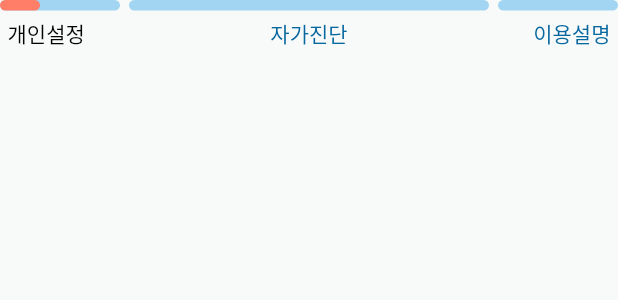
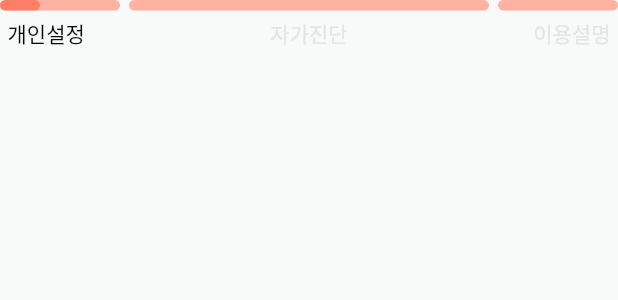
Before and after one commit to Nein-to-Sick/HARU-old, a Flutter app: the AnimatedProgressBar widget shown alone on an empty page, opened directly, on a phone screen of 412 x 824 dp. Shown: the top 300 px of the screen. Run offline on Flutter 3.47's test engine with Material 2 defaults, Android fonts, the phone set to English and light mode, and no system bars; drawn by our look-alikes of flutter_animation_progress_bar; our stand-ins replace cloud_firestore, custom_radio_grouped_button, firebase_auth, firebase_core, flutter_toggle_tab, google_sign_in and 3 more; missing offline and left inert: wrapped_korean_text; accounts and stored records are empty.

Commit message:
Theme temp update
needs to modify

```diff
--- a/lib/components/animated_step_progress_indidator.dart
+++ b/lib/components/animated_step_progress_indidator.dart
@@ -1,3 +1,4 @@
+import 'package:cap_stone_project/Theme/color_schemes.g.dart';
 import 'package:cap_stone_project/pages/self_diagnosis/provider/self_diagnosis_model.dart';
 import 'package:flutter/material.dart';
 import 'package:flutter_animation_progress_bar/flutter_animation_progress_bar.dart';
@@ -34,8 +35,8 @@ class AnimatedProgressBar extends StatelessWidget {
                 maxValue: 100,
                 size: 7,
                 animatedDuration: const Duration(milliseconds: 300),
-                backgroundColor: Theme.of(context).colorScheme.secondary,
-                progressColor: Theme.of(context).colorScheme.primary,
+                backgroundColor: HARUTheme.HARUPrimary.shade200,
+                progressColor: HARUTheme.HARUPrimary,
               ),
             ),
             const SizedBox(
@@ -52,8 +53,8 @@ class AnimatedProgressBar extends StatelessWidget {
                 maxValue: 100,
                 size: 7,
                 animatedDuration: const Duration(milliseconds: 300),
-                backgroundColor: Theme.of(context).colorScheme.secondary,
-                progressColor: Theme.of(context).colorScheme.primary,
+                backgroundColor: HARUTheme.HARUPrimary.shade200,
+                progressColor: HARUTheme.HARUPrimary,
               ),
             ),
             const SizedBox(
@@ -70,8 +71,8 @@ class AnimatedProgressBar extends StatelessWidget {
                 maxValue: 100,
                 size: 7,
                 animatedDuration: const Duration(milliseconds: 400),
-                backgroundColor: Theme.of(context).colorScheme.secondary,
-                progressColor: Theme.of(context).colorScheme.primary,
+                backgroundColor: HARUTheme.HARUPrimary.shade200,
+                progressColor: HARUTheme.HARUPrimary,
               ),
             )
           ],
@@ -89,9 +90,7 @@ class AnimatedProgressBar extends StatelessWidget {
               AnimatedDefaultTextStyle(
                 duration: const Duration(milliseconds: 300),
                 style: TextStyle(
-                  color: (stage == 0)
-                      ? Colors.black
-                      : Theme.of(context).colorScheme.tertiary,
+                  color: (stage == 0) ? Colors.black : Color(0xFFE4E4E4),
                 ),
                 child: const Text(
                   '개인설정',
@@ -101,9 +100,7 @@ class AnimatedProgressBar extends StatelessWidget {
               AnimatedDefaultTextStyle(
                 duration: const Duration(milliseconds: 300),
                 style: TextStyle(
-                  color: (stage == 1)
-                      ? Colors.black
-                      : Theme.of(context).colorScheme.tertiary,
+                  color: (stage == 1) ? Colors.black : Color(0xFFE4E4E4),
                 ),
                 child: const Text(
                   '자가진단',
@@ -113,9 +110,7 @@ class AnimatedProgressBar extends StatelessWidget {
               AnimatedDefaultTextStyle(
                 duration: const Duration(milliseconds: 300),
                 style: TextStyle(
-                  color: (stage == 2)
-                      ? Colors.black
-                      : Theme.of(context).colorScheme.tertiary,
+                  color: (stage == 2) ? Colors.black : Color(0xFFE4E4E4),
                 ),
                 child: const Text(
                   '이용설명',
--- a/lib/pages/self_diagnosis/user_info_pages/user_body_info.dart
+++ b/lib/pages/self_diagnosis/user_info_pages/user_body_info.dart
@@ -1,3 +1,4 @@
+import 'package:cap_stone_project/Theme/color_schemes.g.dart';
 import 'package:cap_stone_project/pages/self_diagnosis/provider/user_info_model.dart';
 import 'package:flutter/material.dart';
 import 'package:provider/provider.dart';
@@ -70,7 +71,7 @@ class BodyInfo extends StatelessWidget {
                 ),
                 borderRadius: BorderRadius.circular(50),
               ),
-              fillColor: Theme.of(context).colorScheme.tertiary,
+              fillColor: HARUTheme.lightColorScheme.background,
               filled: true,
               hintText: '신장',
               hintStyle: const TextStyle(
@@ -148,7 +149,7 @@ class BodyInfo extends StatelessWidget {
                 ),
                 borderRadius: BorderRadius.circular(50),
               ),
-              fillColor: Theme.of(context).colorScheme.tertiary,
+              fillColor: HARUTheme.lightColorScheme.background,
               filled: true,
               hintText: '체중',
               hintStyle: const TextStyle(
--- a/lib/pages/self_diagnosis/user_info_pages/user_nickname_info_page.dart
+++ b/lib/pages/self_diagnosis/user_info_pages/user_nickname_info_page.dart
@@ -1,3 +1,4 @@
+import 'package:cap_stone_project/Theme/color_schemes.g.dart';
 import 'package:cap_stone_project/auth/auth.dart';
 import 'package:cap_stone_project/pages/self_diagnosis/provider/user_info_model.dart';
 import 'package:cap_stone_project/pages/self_diagnosis/provider/self_diagnosis_model.dart';
@@ -99,7 +100,7 @@ class SelfIntroPage extends StatelessWidget {
                     ),
                     borderRadius: BorderRadius.circular(50),
                   ),
-                  fillColor: Theme.of(context).colorScheme.tertiary,
+                  fillColor: HARUTheme.lightColorScheme.background,
                   filled: true,
                   hintText: '닉네임',
                   hintStyle: const TextStyle(
```
Also changed, not shown: lib/Theme/dark_theme.dart (+57 -0 lines), lib/Theme/light_theme.dart (+81 -25 lines), lib/Theme/color_schemes.g.dart.
